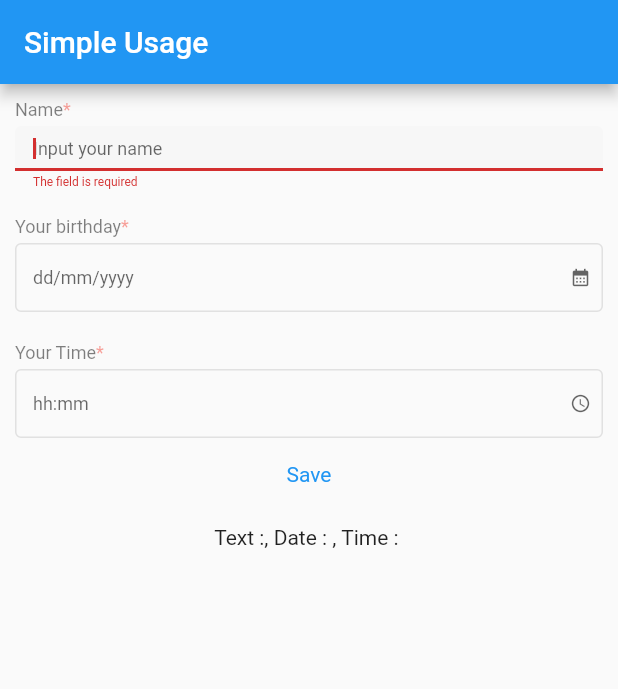
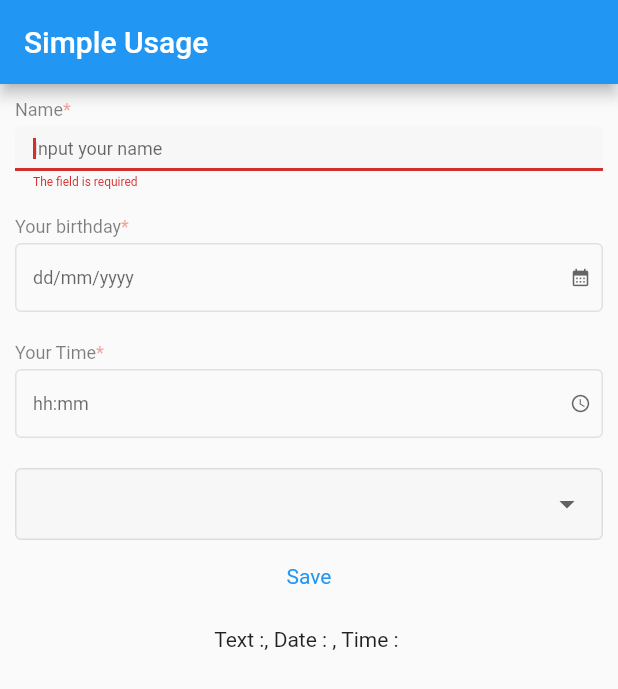
Before and after one commit to griajobag/simple_text_form_field, a Flutter app: the screen it shows after launch, after a tap on "Save", on a phone screen of 412 x 824 dp. Shown: the top 689 px of the screen. Run offline on Flutter 3.47's test engine with Material 2 defaults, Android fonts, the light colour scheme and no system bars.

Commit message:
putuguna : bugging at dropwdown

```diff
--- /dev/null
+++ b/example/lib/item_model.dart
@@ -0,0 +1,10 @@
+class ItemModel{
+  String?title;
+  String?desc;
+  DateTime? dateTime;
+  ItemModel({
+    required this.title,
+    required this.dateTime,
+    required this.desc
+});
+}
--- a/example/lib/main.dart
+++ b/example/lib/main.dart
@@ -1,9 +1,11 @@
 import 'dart:developer';
 
+import 'package:example/item_model.dart';
 import 'package:flutter/material.dart';
 import 'package:simple_text_form_field/simple_contants.dart';
 import 'package:simple_text_form_field/simple_text_form_field.dart';
 import 'package:simple_text_form_field/simple_text_form_field_date.dart';
+import 'package:simple_text_form_field/simple_text_form_field_dropdown.dart';
 
 void main() {
   runApp(const MyApp());
@@ -40,10 +42,13 @@ class _MyHomePageState extends State<MyHomePage> {
       SimpleTextFormFieldDateController();
   SimpleTextFormFieldDateController controllerTime =
       SimpleTextFormFieldDateController();
+  SimpleTextFormFieldDropDownController<ItemModel> controllerDropdown =
+      SimpleTextFormFieldDropDownController();
 
-  String ?text="";
-  String ?date="";
-  String ?time="";
+  String? text = "";
+  String? date = "";
+  String? time = "";
+  String? objectSelected;
 
   @override
   Widget build(BuildContext context) {
@@ -63,14 +68,14 @@ class _MyHomePageState extends State<MyHomePage> {
               label: "Name",
               placeHolder: "Input your name",
             ),
-            const Padding(padding:  EdgeInsets.all(10)),
+            const Padding(padding: EdgeInsets.all(10)),
             SimpleTextFormFieldDate(
               isRequired: true,
               fillColor: Colors.transparent,
               controller: controllerDate,
               label: "Your birthday",
             ),
-            const Padding(padding:  EdgeInsets.all(10)),
+            const Padding(padding: EdgeInsets.all(10)),
             SimpleTextFormFieldDate(
               isRequired: true,
               fillColor: Colors.transparent,
@@ -78,15 +83,39 @@ class _MyHomePageState extends State<MyHomePage> {
               type: InputDatetimeType.time,
               label: "Your Time",
             ),
+            const Padding(padding: EdgeInsets.all(10)),
+            SimpleTextFormFieldDropDown<ItemModel>(
+              controller: controllerDropdown,
+              required: true,
+              valueItem: (e)=> e.title!,
+              listItem: [
+                ItemModel(
+                    title: "First Title",
+                    dateTime: DateTime.now(),
+                    desc: "This is the first description of title"),
+                ItemModel(
+                    title: "Second Title",
+                    dateTime: DateTime.now(),
+                    desc: "This is the first description of title"),
+                ItemModel(
+                    title: "Third Title",
+                    dateTime: DateTime.now(),
+                    desc: "This is the first description of title"),
+              ],
+            ),
             Padding(
               padding: const EdgeInsets.all(8.0),
               child: InkWell(
                 onTap: () {
                   //to validate you just need do like this
-                  if (controller.isValid && controllerDate.isValid && controllerTime.isValid) {
+                  if (controller.isValid &&
+                      controllerDate.isValid &&
+                      controllerTime.isValid &&
+                  controllerDropdown.isValid) {
                     setState(() {
                       text = controller.value;
-                      date = SimpleConstants.dateToString(controllerDate.value,format: "dd/MM/yyyy");
+                      date = SimpleConstants.dateToString(controllerDate.value,
+                          format: "dd/MM/yyyy");
                       time = controllerTime.value.format(context);
                     });
                   }
@@ -102,8 +131,7 @@ class _MyHomePageState extends State<MyHomePage> {
             ),
             Padding(
               padding: const EdgeInsets.all(10),
-              child: Text(
-                  "Text :${text!}, Date : ${date!}, Time : ${time!}"),
+              child: Text("Text :${text!}, Date : ${date!}, Time : ${time!}"),
             )
           ],
         ),
--- a/lib/input_box_component.dart
+++ b/lib/input_box_component.dart
@@ -14,6 +14,7 @@ class InputBoxComponent extends StatelessWidget {
   final bool isRequired;
   final bool? editable;
   final Function()? clearOnTab;
+  final double heightOfSizebox;
 
   const InputBoxComponent({
     Key? key,
@@ -23,6 +24,7 @@ class InputBoxComponent extends StatelessWidget {
     this.onTap,
     this.children,
     this.childrenSizeBox,
+    this.heightOfSizebox = 48,
     this.allowClear = false,
     this.clearOnTab,
     this.errorMessage,
@@ -69,7 +71,7 @@ class InputBoxComponent extends StatelessWidget {
           child: Column(
             children: [
               SizedBox(
-                height: 48,
+                height: heightOfSizebox,
                 child: Container(
                   width: double.infinity,
                   decoration: BoxDecoration(
--- /dev/null
+++ b/lib/simple_text_form_field_dropdown.dart
@@ -0,0 +1,140 @@
+import 'package:flutter/material.dart';
+import 'package:simple_text_form_field/input_box_component.dart';
+import 'package:simple_text_form_field/text_component.dart';
+import 'package:simple_text_form_field/text_ink_well_component.dart';
+class SimpleTextFormFieldDropDownController<T> {
+  final GlobalKey<FormState> _key = GlobalKey<FormState>();
+  late Function(VoidCallback fn) setState;
+
+  T? _value;
+  Function(T? value)? onChanged;
+  late bool _required = false;
+
+  dynamic get value {
+    return _value;
+  }
+
+  void _rootOnChanged(e) {
+    _value = e;
+    if (onChanged != null) {
+      onChanged!(e);
+    }
+
+  }
+
+  String? _validator(v) {
+    if (_required && v == null) {
+      return 'The field is required';
+    }
+    return null;
+  }
+
+  bool get isValid {
+    bool? valid = _key.currentState?.validate();
+    if (valid == null) {
+      return true;
+    }
+    return valid;
+  }
+
+  void _init(Function(VoidCallback fn) setStateX, bool requiredX) {
+    setState = setStateX;
+    _required = requiredX;
+  }
+}
+
+class SimpleTextFormFieldDropDown<T> extends StatefulWidget {
+  final String? label;
+  final double? marginBottom;
+  final bool required;
+  final bool editable;
+  final Radius? borderRadius;
+  final List<T>listItem;
+  final String Function(T) ?valueItem;
+
+  final SimpleTextFormFieldDropDownController controller;
+  final Color ?fillColor;
+
+  const SimpleTextFormFieldDropDown({
+    Key? key,
+    this.label,
+    this.marginBottom,
+    this.editable = true,
+    this.fillColor,
+    this.borderRadius,
+    required this.listItem,
+    required this.controller,
+    this.valueItem,
+    this.required = false,
+  }) : super(key: key);
+
+  @override
+  State<SimpleTextFormFieldDropDown<T>> createState() => _SimpleTextFormFieldDropDownState<T>();
+}
+
+class _SimpleTextFormFieldDropDownState<T> extends State<SimpleTextFormFieldDropDown<T>> {
+  @override
+  void initState() {
+    widget.controller._init(
+      setState,
+      widget.required,
+    );
+    super.initState();
+  }
+
+  @override
+  Widget build(BuildContext context) {
+    final decoration = InputDecoration(
+      filled: true,
+      contentPadding: const EdgeInsets.only(top: 12, bottom: 12, left: 10, right: 10),
+      fillColor: widget.fillColor ?? Colors.black.withOpacity(.01),
+      isDense: true,
+      focusedBorder: OutlineInputBorder(
+        borderSide: BorderSide(color: Colors.black.withOpacity(.1)),
+        borderRadius:
+        BorderRadius.all(widget.borderRadius ?? const Radius.circular(4.0)),
+      ),
+      enabledBorder: OutlineInputBorder(
+        borderSide: BorderSide(color: Colors.black.withOpacity(.1)),
+        borderRadius:
+        BorderRadius.all(widget.borderRadius ?? const Radius.circular(4.0)),
+      ),
+      prefixStyle: TextStyle(
+        color: Colors.white.withOpacity(0.6),
+      ),
+      suffixIconConstraints: const BoxConstraints(
+        minHeight: 30,
+        minWidth: 30,
+      ),
+    );
+
+    return InputBoxComponent(
+      label: widget.label,
+      isRequired: widget.required,
+      children: widget.editable
+          ? Form(
+        key: widget.controller._key,
+        child: DropdownButtonFormField(
+          decoration: decoration,
+          isExpanded: true,
+          focusColor: Colors.transparent,
+          validator: widget.controller._validator,
+          value: widget.controller._value,
+          onChanged: widget.controller._rootOnChanged,
+          items: widget.listItem.isEmpty?[]: widget.listItem
+              .map((e) => DropdownMenuItem(
+            value: e,
+            child: TextComponent(text:widget.valueItem!(e)),
+          ))
+              .toList(),
+          style: TextStyle(
+            color: Colors.black.withOpacity(.7),
+            fontSize:12,
+          ),
+          dropdownColor: Colors.white,
+        ),
+      )
+          : null,
+    );
+  }
+}
```
Also changed, not shown: lib/text_ink_well_component.dart (added, +52 -0 lines).
